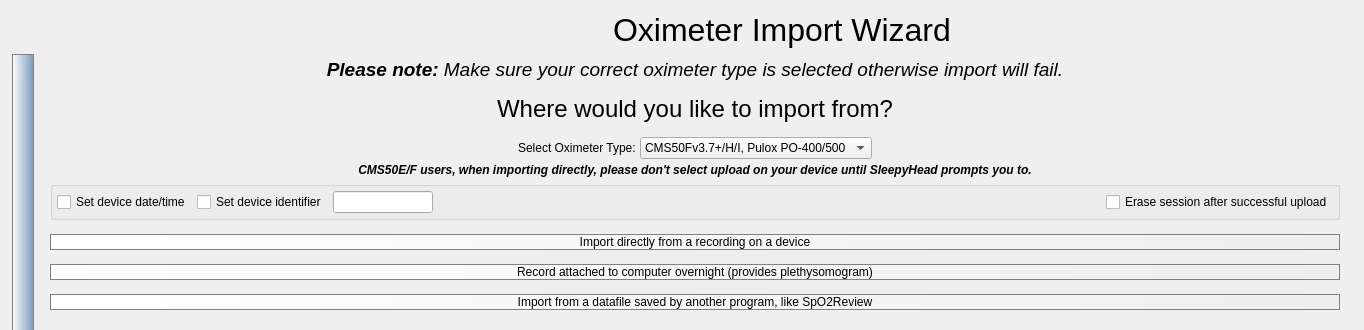
operativeF/oscar, file oscr/oximeterimport.ui: the form before one commit; both pictures show x 0 to 1364 and y 0 to 330 of the 1364 by 661 pixel window.
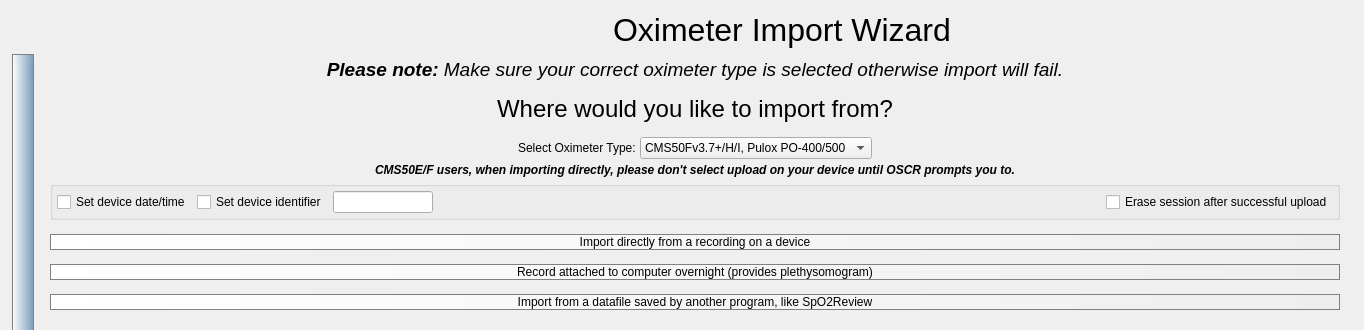
The form after the commit. The open tabs and pages were chosen to show the change. Icons and pictures are not drawn.

Commit message: sleepyhead changed to OSCR where appropriate

```diff
--- a/oscr/oximeterimport.ui
+++ b/oscr/oximeterimport.ui
@@ -964,7 +964,7 @@
             </font>
            </property>
            <property name="text">
-            <string>CMS50E/F users, when importing directly, please don't select upload on your device until SleepyHead prompts you to.</string>
+            <string>CMS50E/F users, when importing directly, please don't select upload on your device until OSCR prompts you to.</string>
            </property>
            <property name="alignment">
             <set>Qt::AlignCenter</set>
```
Left out of the diff: 8 changed lines with no effect on the pictures. The commit also changes 32 other files.
